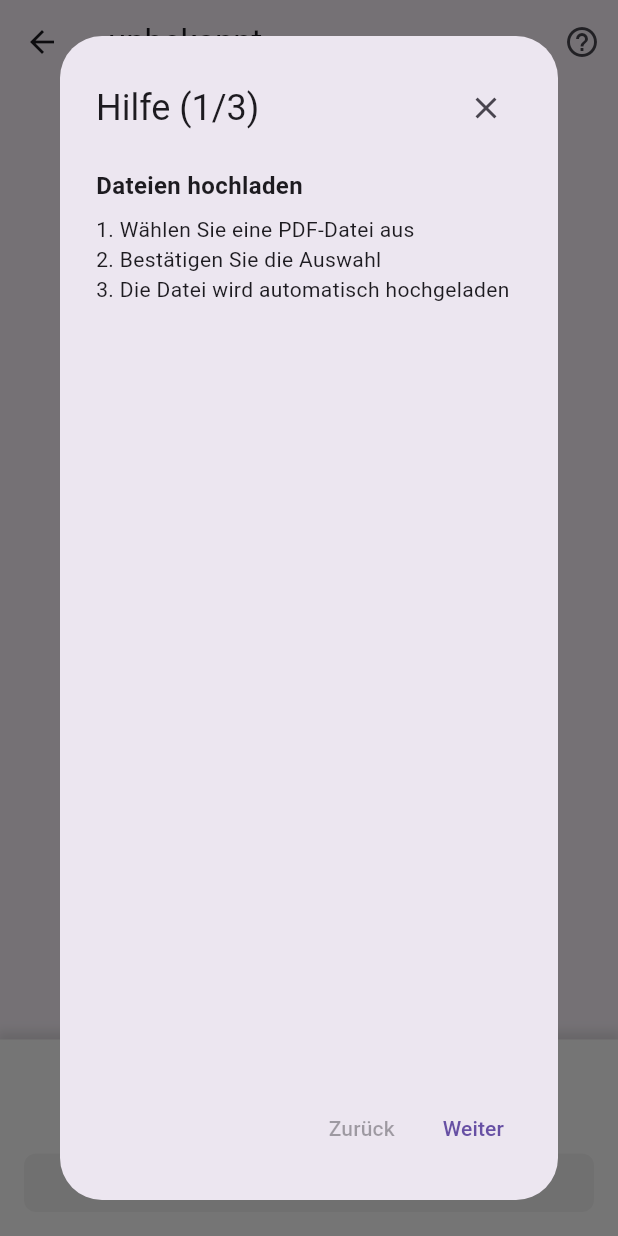
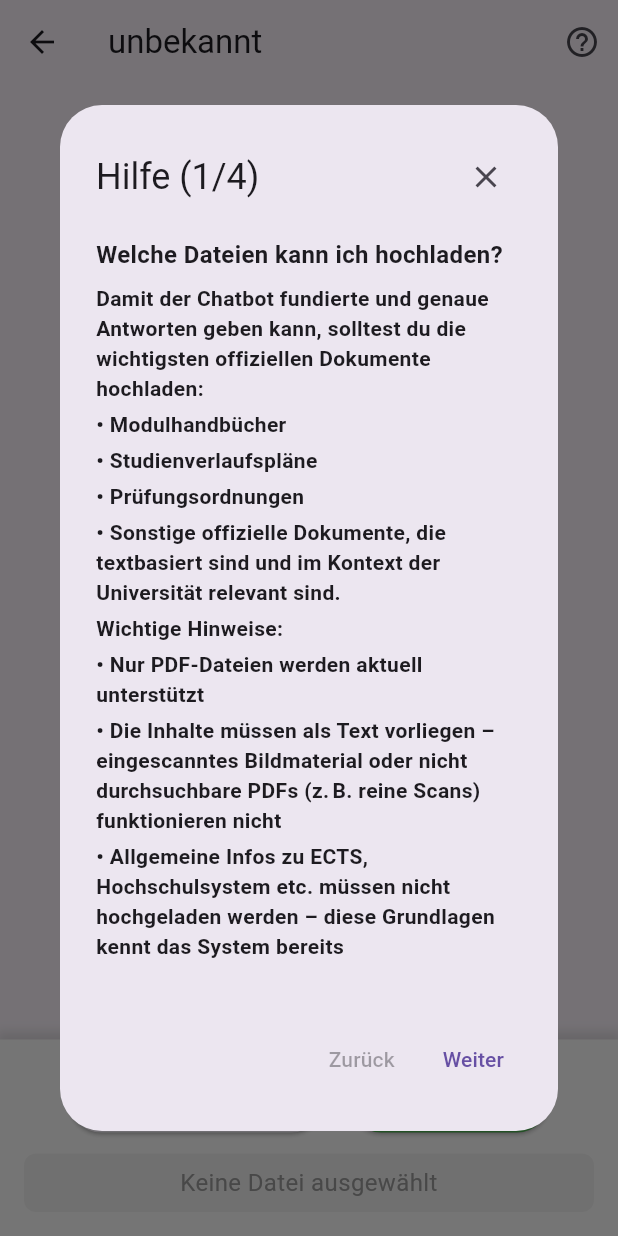
Before and after one commit to jslowik123/flutter_UniBot_upload, a Flutter app: the FileScreen screen opened by its route, after a tap on the "help outline" icon, on a phone screen of 412 x 824 dp. Run offline on Flutter 3.47's test engine with Material 3 defaults, Android fonts, the light colour scheme and no system bars; our stand-ins replace file_picker, firebase_core, firebase_database; accounts and stored records are empty.

Commit message:
alot fixes

```diff
--- /dev/null
+++ b/lib/Config/app_config.dart
@@ -0,0 +1,5 @@
+class AppConfig {
+  static const String apiBaseUrl =
+      'https://uni-chatbot-e2bc39ffc8de.herokuapp.com';
+  static const String firebaseFilesPath = 'files';
+}
--- a/lib/Screens/file_screen.dart
+++ b/lib/Screens/file_screen.dart
@@ -129,10 +129,6 @@ class _FileScreenState extends State<FileScreen> {
     );
   }
 
-  void _changeToChat(BuildContext context) {
-    Navigator.of(context).pushNamed('/LLMChat');
-  }
-
   @override
   Widget build(BuildContext context) {
     final projectName = _projectName ?? "unbekannt";
--- /dev/null
+++ b/lib/Services/snackbar_service.dart
@@ -0,0 +1,15 @@
+import 'package:flutter/material.dart';
+
+class SnackbarService {
+  static void showSuccess(BuildContext context, String message) {
+    ScaffoldMessenger.of(context).showSnackBar(
+      SnackBar(content: Text(message), backgroundColor: Colors.green),
+    );
+  }
+
+  static void showError(BuildContext context, String message) {
+    ScaffoldMessenger.of(context).showSnackBar(
+      SnackBar(content: Text(message), backgroundColor: Colors.red),
+    );
+  }
+}
--- /dev/null
+++ b/lib/Widgets/help_content.dart
@@ -0,0 +1,54 @@
+class HelpContent {
+  static const List<Map<String, dynamic>> pages = [
+    {
+      'title': 'Welche Dateien kann ich hochladen?',
+      'content': [
+        'Damit der Chatbot fundierte und genaue Antworten geben kann, solltest du die wichtigsten offiziellen Dokumente hochladen:',
+        '• Modulhandbücher',
+        '• Studienverlaufspläne',
+        '• Prüfungsordnungen',
+        '• Sonstige offizielle Dokumente, die textbasiert sind und im Kontext der Universität relevant sind.',
+        'Wichtige Hinweise:',
+        '• Nur PDF-Dateien werden aktuell unterstützt',
+        '• Die Inhalte müssen als Text vorliegen – eingescanntes Bildmaterial oder nicht durchsuchbare PDFs (z. B. reine Scans) funktionieren nicht',
+        '• Allgemeine Infos zu ECTS, Hochschulsystem etc. müssen nicht hochgeladen werden – diese Grundlagen kennt das System bereits',
+      ],
+    },
+    {
+      'title': 'Was kann der Chatbot beantworten?',
+      'content': [
+        'Der Chatbot kann bei allen Fragen weiterhelfen, die sich auf die Inhalte deiner hochgeladenen Dokumente beziehen:',
+        'Konkrete Fragen:',
+        '• „Wann ist die Anmeldefrist für das Modul Data Science?"',
+        '• „Wie viele ECTS bekomme ich für BWL I?"',
+        '• „Welche Voraussetzungen brauche ich für Künstliche Intelligenz II?"',
+        'Komplexe, verknüpfte Fragen:',
+        '• „Ich studiere Wirtschaftsinformatik und möchte in Richtung Data Analytics – welche Module sind dafür besonders relevant?"',
+        '• „Welche Kombination aus Wahlpflichtfächern würde mir helfen, später im Bereich UX Design zu arbeiten?"',
+        'Der Bot ist also nicht nur reaktiv, sondern kann auch kontextbezogene Empfehlungen geben.',
+      ],
+    },
+    {
+      'title': 'Tipps & Empfehlungen für optimale Ergebnisse',
+      'content': [
+        'Dokumente vorbereiten:',
+        '• Achte auf eine gute Struktur in den Dokumenten (z. B. klare Überschriften, Inhaltsverzeichnisse, gut lesbarer Text)',
+        '• Lade nur aktuelle Versionen der Unterlagen hoch – veraltete Infos können zu Missverständnissen führen',
+        '• Verwende sinnvolle Dateinamen, z. B. „Modulhandbuch_Wirtschaftsinformatik_2024.pdf"',
+        'Hilfe jederzeit verfügbar:',
+        '• Über das Hilfesymbol (?) in der oberen Ecke kannst du die Anleitung jederzeit erneut öffnen',
+      ],
+    },
+    {
+      'title': 'Häufige Fragen (FAQ)',
+      'content': [
+        'Kann ich mehrere Dokumente gleichzeitig hochladen?',
+        'Ja, du kannst beliebig viele PDFs in ein Projekt hochladen – je mehr relevante Infos, desto besser die Antworten.',
+        'Muss ich technische Vorkenntnisse haben?',
+        'Nein. Die App ist so gestaltet, dass sie auch für nicht-technische Nutzer intuitiv bedienbar ist.',
+        'Was passiert, wenn der Chatbot falsche Antworten gibt?',
+        'KI-Modelle können in seltenen Fällen sogenannte "Halluzinationen" erzeugen. Dank der zugrundeliegenden RAG-Technologie stützt sich der Chatbot aber ausschließlich auf deine Dokumente. Falsche Infos werden so weit wie möglich minimiert.',
+      ],
+    },
+  ];
+}
--- a/lib/Widgets/help_dialog.dart
+++ b/lib/Widgets/help_dialog.dart
@@ -1,4 +1,5 @@
 import 'package:flutter/material.dart';
+import 'help_content.dart';
 
 class HelpDialog {
   void showHelpDialog(context) {
@@ -10,11 +11,20 @@ class HelpDialog {
       builder:
           (context) => StatefulBuilder(
             builder:
-                (context, setState) => AlertDialog(
+                (context, setState) => ConstrainedBox(
+                  constraints: const BoxConstraints(
+                    maxWidth: 1000,
+                    maxHeight: 1000,
+                    minHeight: 1000,
+                    minWidth: 1000,
+                  ),
+                  child: AlertDialog(
                     title: Row(
                       mainAxisAlignment: MainAxisAlignment.spaceBetween,
                       children: [
-                      Text('Hilfe (${currentPage + 1}/3)'),
+                        Text(
+                          'Hilfe (${currentPage + 1}/${HelpContent.pages.length})',
+                        ),
                         IconButton(
                           icon: const Icon(Icons.close),
                           onPressed: () => Navigator.pop(context),
@@ -22,70 +32,54 @@ class HelpDialog {
                       ],
                     ),
                     content: SizedBox(
-                    width: double.maxFinite,
+                      width: 600,
+                      height: 500,
                       child: PageView(
                         controller: pageController,
                         onPageChanged: (index) {
                           setState(() => currentPage = index);
                         },
-                      children: const [
-                        // Erste Seite
-                        Column(
+                        children:
+                            HelpContent.pages.map((page) {
+                              return SingleChildScrollView(
+                                child: Column(
                                   mainAxisSize: MainAxisSize.min,
                                   crossAxisAlignment: CrossAxisAlignment.start,
                                   children: [
                                     Text(
-                              'Dateien hochladen',
-                              style: TextStyle(
+                                      page['title'],
+                                      style: const TextStyle(
                                         fontWeight: FontWeight.bold,
                                         fontSize: 16,
                                       ),
                                     ),
-                            SizedBox(height: 8),
-                            Text('1. Wählen Sie eine PDF-Datei aus'),
-                            Text('2. Bestätigen Sie die Auswahl'),
-                            Text('3. Die Datei wird automatisch hochgeladen'),
+                                    const SizedBox(height: 8),
+                                    ...page['content'].map<Widget>((text) {
+                                      final isBold =
+                                          text.endsWith(
+                                            ':',
+                                          ) || // Section headers
+                                          text.endsWith('?') || // Questions
+                                          text.startsWith('•'); // Bullet points
+                                      return Padding(
+                                        padding: const EdgeInsets.only(
+                                          bottom: 4,
+                                        ),
+                                        child: Text(
+                                          text,
+                                          style: TextStyle(
+                                            fontWeight:
+                                                isBold
+                                                    ? FontWeight.bold
+                                                    : FontWeight.normal,
+                                          ),
+                                        ),
+                                      );
+                                    }).toList(),
                                   ],
                                 ),
-                        // Zweite Seite
-                        Column(
-                          mainAxisSize: MainAxisSize.min,
-                          crossAxisAlignment: CrossAxisAlignment.start,
-                          children: [
-                            Text(
-                              'Dateiverwaltung',
-                              style: TextStyle(
-                                fontWeight: FontWeight.bold,
-                                fontSize: 16,
-                              ),
-                            ),
-                            SizedBox(height: 8),
-                            Text('• Dateien werden in der Liste angezeigt'),
-                            Text('• Löschen über das Mülleimer-Symbol'),
-                            Text(
-                              '• Alle Dateien werden im Projekt gespeichert',
-                            ),
-                          ],
-                        ),
-                        // Dritte Seite
-                        Column(
-                          mainAxisSize: MainAxisSize.min,
-                          crossAxisAlignment: CrossAxisAlignment.start,
-                          children: [
-                            Text(
-                              'Zusätzliche Funktionen',
-                              style: TextStyle(
-                                fontWeight: FontWeight.bold,
-                                fontSize: 16,
-                              ),
-                            ),
-                            SizedBox(height: 8),
-                            Text('• Automatische Verarbeitung der PDFs'),
-                            Text('• Einfache Navigation zwischen Projekten'),
-                            Text('• Schnelle Suche in allen Dokumenten'),
-                          ],
-                        ),
-                      ],
+                              );
+                            }).toList(),
                       ),
                     ),
                     actions: [
@@ -101,15 +95,20 @@ class HelpDialog {
                       ),
                       TextButton(
                         onPressed:
-                          currentPage < 2
+                            currentPage < HelpContent.pages.length - 1
                                 ? () => pageController.nextPage(
                                   duration: const Duration(milliseconds: 300),
                                   curve: Curves.easeInOut,
                                 )
                                 : () => Navigator.pop(context),
-                      child: Text(currentPage < 2 ? 'Weiter' : 'Abschließen'),
+                        child: Text(
+                          currentPage < HelpContent.pages.length - 1
+                              ? 'Weiter'
+                              : 'Abschließen',
+                        ),
                       ),
                     ],
+                  ),
                 ),
           ),
     );
--- a/lib/main.dart
+++ b/lib/main.dart
@@ -3,7 +3,6 @@ import 'package:flutter/material.dart';
 import 'Screens/project_list_screen.dart';
 import 'package:firebase_core/firebase_core.dart';
 import 'Support/firebase_options.dart';
-import 'Screens/llm_interface.dart';
 
 void main() async {
   WidgetsFlutterBinding.ensureInitialized();
@@ -23,7 +22,6 @@ class MyApp extends StatelessWidget {
       home: ProjectListScreen(),
       routes: {
         '/projectView': (context) => FileScreen(),
-        '/LLMChat': (context) => LLMInterface(),
       },
     );
   }
```
Also changed, not shown: lib/Models/chat_message.dart (deleted, +0 -7 lines), lib/Screens/llm_interface.dart (deleted, +0 -168 lines), lib/Screens/project_list_screen.dart (+67 -106 lines), lib/Services/file_service.dart (+51 -7 lines), lib/Services/project_service.dart (added, +69 -0 lines), lib/Widgets/chat_bubble.dart (deleted, +0 -26 lines), 1 other file. Lines whose indentation alone changed are shown as unchanged.
